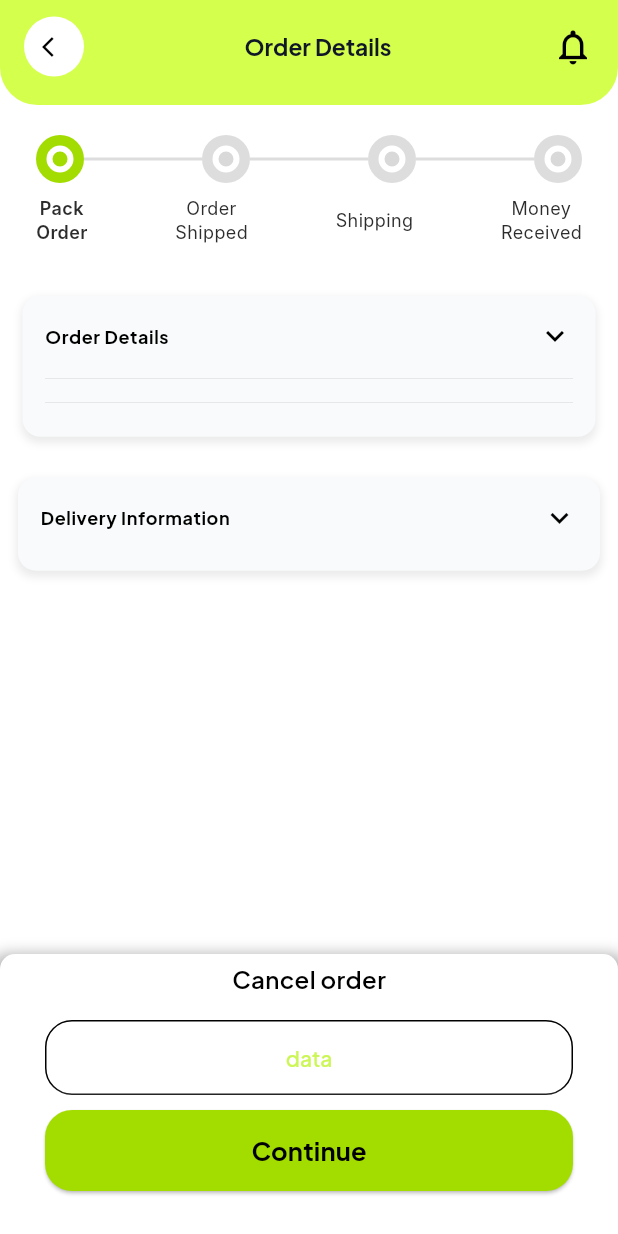
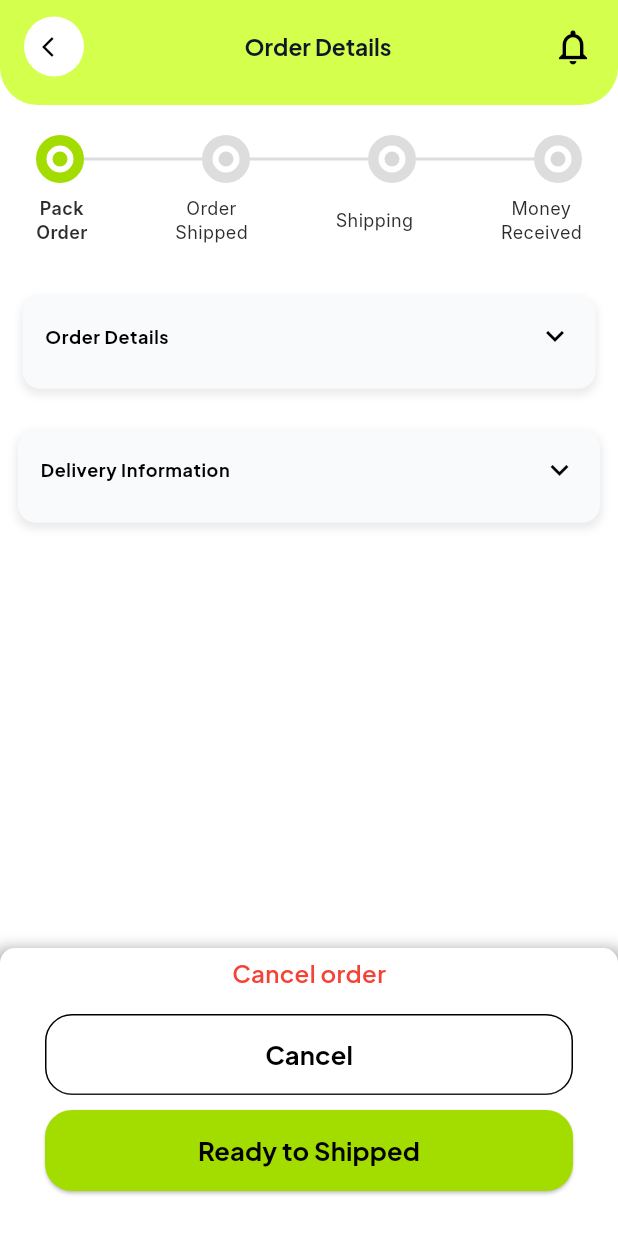
Before and after one commit to Anureddykv/zatch_application, a Flutter app: the SellerOrderDetailsScreens screen opened directly with empty values, on a phone screen of 412 x 824 dp. Run offline on Flutter 3.47's test engine with Material 3 defaults, Android fonts, the phone set to English and light mode, and no system bars; our stand-ins replace another_flushbar, cached_network_image, country_code_picker, dio, flutter_html, geocoding and 8 more; missing offline and left inert: agora_rtc_engine, video_thumbnail; accounts and stored records are empty; network calls fail; Roboto replaces fonts that are missing (Inter).

Commit message:
error resolved

```diff
--- a/lib/sellersscreens/seller_order/seller_order_details_screens/seller_order_details_screens.dart
+++ b/lib/sellersscreens/seller_order/seller_order_details_screens/seller_order_details_screens.dart
@@ -126,8 +126,7 @@ class _SellerOrderDetailsScreensState extends State<SellerOrderDetailsScreens> {
             right: 0,
             child: Column(
               children: [
-                Obx(
-                  () => Container(
+                Container(
                   width: double.infinity,
                   padding: const EdgeInsets.only(right: 30, left: 30, top: 5),
                   decoration: BoxDecoration(
@@ -147,12 +146,13 @@ class _SellerOrderDetailsScreensState extends State<SellerOrderDetailsScreens> {
                   ),
                   child: Column(
                     children: [
-                        Text(
+                      const Text(
                         'Cancel order',
-                          style: const TextStyle(
+                        style: TextStyle(
                           fontSize: 16,
                           fontWeight: FontWeight.w600,
                           fontFamily: 'Plus Jakarta Sans',
+                          color: Colors.red,
                         ),
                       ),
                       const SizedBox(height: 16),
@@ -179,14 +179,15 @@ class _SellerOrderDetailsScreensState extends State<SellerOrderDetailsScreens> {
                           child:
                           // yourlivesscreenscontroller.currentStep.value ==
                           //         0
-                            //     ? const Text(
-                            //       'Cancel',
-                            //       style: TextStyle(
-                            //         fontSize: 17,
-                            //         fontWeight: FontWeight.bold,
-                            //         color: Colors.black,
-                            //       ),
-                            //     )
+                          const Text(
+                            'Cancel',
+                            style: TextStyle(
+                              fontSize: 17,
+                              fontWeight: FontWeight.bold,
+                              color: Colors.black,
+                            ),
+                          ),
+
                           //     : const Text(
                           //       'Back',
                           //       style: TextStyle(
@@ -195,14 +196,11 @@ class _SellerOrderDetailsScreensState extends State<SellerOrderDetailsScreens> {
                           //         color: Colors.black,
                           //       ),
                           //     ),
-                            Text('data'),
                         ),
                       ),
                     ],
                   ),
                 ),
-                ),
-
                 Container(
                   width: double.infinity,
                   padding: const EdgeInsets.only(
@@ -256,7 +254,7 @@ class _SellerOrderDetailsScreensState extends State<SellerOrderDetailsScreens> {
                       ),
                     ),
                     child: const Text(
-                      'Continue',
+                      'Ready to Shipped',
                       style: TextStyle(
                         fontSize: 17,
                         fontWeight: FontWeight.bold,
@@ -363,7 +361,8 @@ class _SellerOrderDetailsScreensState extends State<SellerOrderDetailsScreens> {
                   ),
                 ],
                 title: 'Order Details',
-              ),
+                column: Column(
+                  children: [
                     Divider(thickness: 0.5, color: Colors.grey[300]),
                     Obx(() {
                       if (ordercontroller.isLoading.value) {
@@ -379,7 +378,10 @@ class _SellerOrderDetailsScreensState extends State<SellerOrderDetailsScreens> {
                         itemBuilder: (context, index) {
                           final order = data[index];
                           return Padding(
-                      padding: const EdgeInsets.only(right: 10.0, left: 10),
+                            padding: const EdgeInsets.only(
+                              right: 10.0,
+                              left: 10,
+                            ),
                             child: Column(
                               children: [
                                 Row(
@@ -395,7 +397,11 @@ class _SellerOrderDetailsScreensState extends State<SellerOrderDetailsScreens> {
                                         width: 50,
                                         height: 50,
                                         fit: BoxFit.cover,
-                                  errorBuilder: (context, error, stackTrace) {
+                                        errorBuilder: (
+                                          context,
+                                          error,
+                                          stackTrace,
+                                        ) {
                                           return Image.asset(
                                             "assets/images/image_95.png",
                                             width: 70,
@@ -408,8 +414,10 @@ class _SellerOrderDetailsScreensState extends State<SellerOrderDetailsScreens> {
                                     const SizedBox(width: 10),
                                     Expanded(
                                       child: Column(
-                                  mainAxisAlignment: MainAxisAlignment.start,
-                                  crossAxisAlignment: CrossAxisAlignment.start,
+                                        mainAxisAlignment:
+                                            MainAxisAlignment.start,
+                                        crossAxisAlignment:
+                                            CrossAxisAlignment.start,
                                         children: [
                                           Text(
                                             order.productName,
@@ -508,6 +516,9 @@ class _SellerOrderDetailsScreensState extends State<SellerOrderDetailsScreens> {
                 ),
               ),
             ],
+          ),
+        ),
+      ],
     );
   }
 
@@ -531,6 +542,7 @@ class _SellerOrderDetailsScreensState extends State<SellerOrderDetailsScreens> {
           child: Column(
             children: [
               DropDownWidgets(
+                column: Column(children: []),
                 items: [
                   DropDownItem(
                     label: 'Name',
@@ -561,7 +573,7 @@ class _SellerOrderDetailsScreensState extends State<SellerOrderDetailsScreens> {
 class DropDownWidgets extends StatefulWidget {
   final String title;
   final List<DropDownItem> items;
-
+  final Widget column;
   final bool alwaysOpen;
 
   const DropDownWidgets({
@@ -569,6 +581,7 @@ class DropDownWidgets extends StatefulWidget {
     required this.title,
     required this.items,
     this.alwaysOpen = false,
+    required this.column,
   });
 
   @override
@@ -631,13 +644,18 @@ class _DropDownWidgetsState extends State<DropDownWidgets> {
         AnimatedCrossFade(
           firstChild: const SizedBox.shrink(),
           secondChild: Column(
+            children: [
+              Column(
                 children:
                     widget.items.map((item) {
                       return Padding(
                         padding: const EdgeInsets.only(bottom: 6),
                         child: Row(
                           children: [
-                        Text(item.label, style: themeData.textTheme.labelSmall),
+                            Text(
+                              item.label,
+                              style: themeData.textTheme.labelSmall,
+                            ),
                             const SizedBox(width: 10),
                             const Text('-'),
                             const SizedBox(width: 10),
@@ -655,6 +673,10 @@ class _DropDownWidgetsState extends State<DropDownWidgets> {
                         ),
                       );
                     }).toList(),
+              ),
+
+              widget.column,
+            ],
           ),
           crossFadeState:
               isExpanded ? CrossFadeState.showSecond : CrossFadeState.showFirst,
```
Lines whose indentation alone changed are shown as unchanged.
